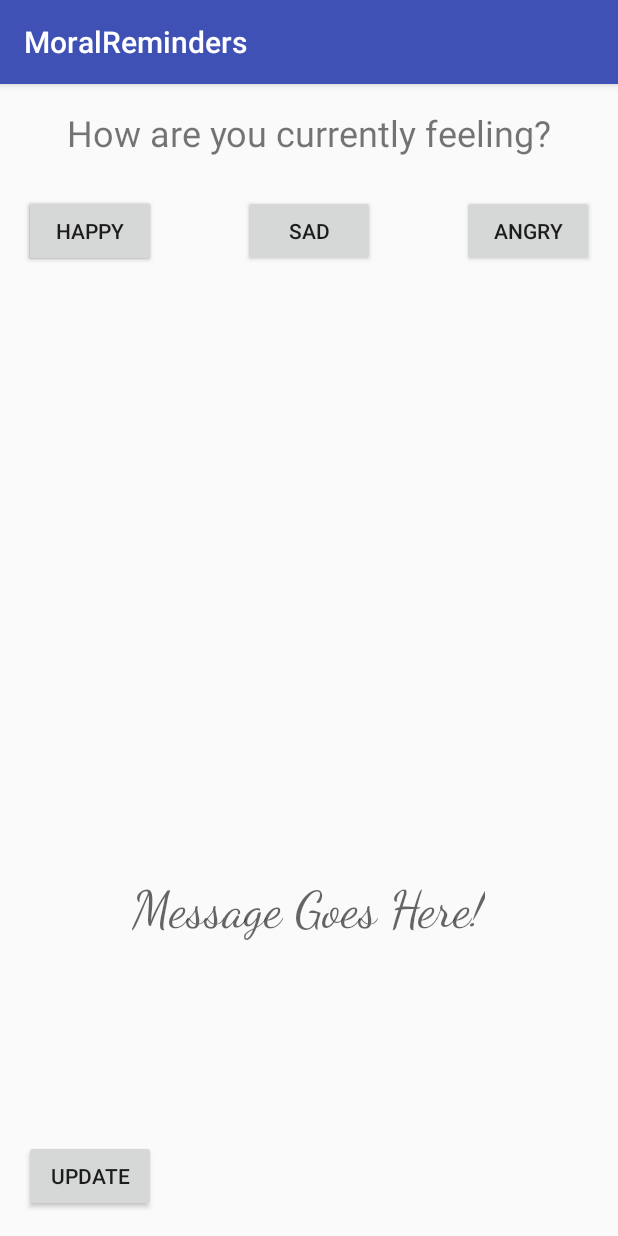
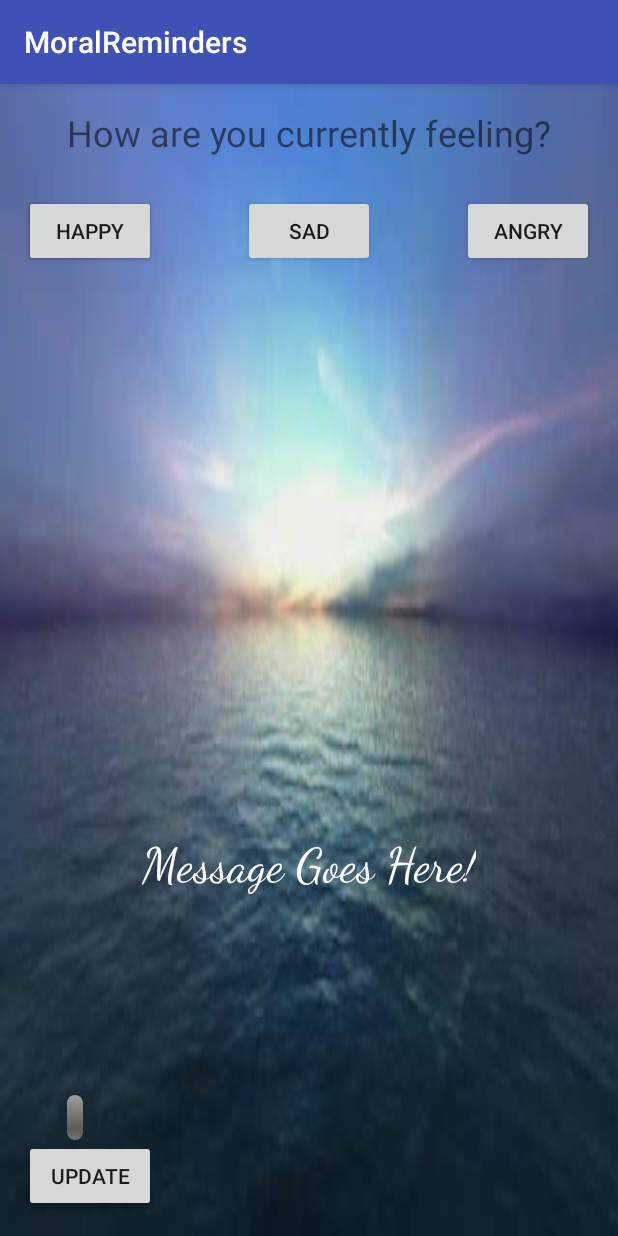
Before and after one commit to jonescr210/MoralReminders_CS499, an Android app: the screen it shows after launch (Moral_MainActivity), on a phone screen of 412 x 824 dp. Run offline under Robolectric (Android 15) with nearby library versions, the phone set to English and light mode, and no system bars.

Commit message:
Update 2/10: Minor visual updates
- still basic layout, just added minor visuals to make it look "shiny"

```diff
--- a/app/src/main/java/cs499_uab_capstone_project/moralreminders/Moral_Database.java
+++ b/app/src/main/java/cs499_uab_capstone_project/moralreminders/Moral_Database.java
@@ -33,7 +33,7 @@ public class Moral_Database extends SQLiteOpenHelper {
     public Moral_Database(Context context) {
         super(context, DATABASE_NAME, null, 1);
         Resources res = context.getResources();
-        data_stream = res.openRawResource(R.raw.data);
+        //data_stream = res.openRawResource(R.raw.data);
     }
 
     @Override
--- a/app/src/main/res/layout/activity_moral__main.xml
+++ b/app/src/main/res/layout/activity_moral__main.xml
@@ -8,7 +8,9 @@
     android:paddingLeft="@dimen/activity_horizontal_margin"
     android:paddingRight="@dimen/activity_horizontal_margin"
     android:paddingTop="@dimen/activity_vertical_margin"
-    tools:context="cs499_uab_capstone_project.moralreminders.Moral_MainActivity">
+    tools:context="cs499_uab_capstone_project.moralreminders.Moral_MainActivity"
+    android:background="@drawable/calm_1"
+    tools:background="@drawable/calm_1">
 
     <Button
         android:text="@string/happy"
@@ -64,14 +66,6 @@
         android:id="@+id/update_button" />
 
     <TextView
-        android:text="N/A"
-        android:layout_width="wrap_content"
-        android:layout_height="wrap_content"
-        android:layout_above="@+id/update_button"
-        android:layout_alignStart="@+id/textView2"
-        android:id="@+id/version_number" />
-
-    <TextView
         android:text="@string/message_goes_here"
         android:layout_width="wrap_content"
         android:layout_height="wrap_content"
@@ -80,5 +74,23 @@
         android:textAppearance="@style/TextAppearance.AppCompat.Display1"
         android:fontFamily="cursive"
         android:layout_above="@+id/version_number"
-        android:layout_centerHorizontal="true" />
+        android:layout_centerHorizontal="true"
+        android:textColor="@android:color/white"
+        android:backgroundTintMode="src_in"
+        android:background="?android:attr/toastFrameBackground"
+        tools:background="@android:drawable/alert_dark_frame"
+        android:textSize="32sp"
+        android:padding="20dp" />
+
+    <TextView
+        android:text="N/A"
+        android:layout_width="wrap_content"
+        android:layout_height="wrap_content"
+        android:id="@+id/version_number"
+        android:textColor="@android:color/white"
+        android:background="@android:drawable/progress_horizontal"
+        android:layout_above="@+id/update_button"
+        android:layout_alignStart="@+id/textView2"
+        android:textAlignment="inherit"
+        android:padding="5dp" />
 </RelativeLayout>
```
